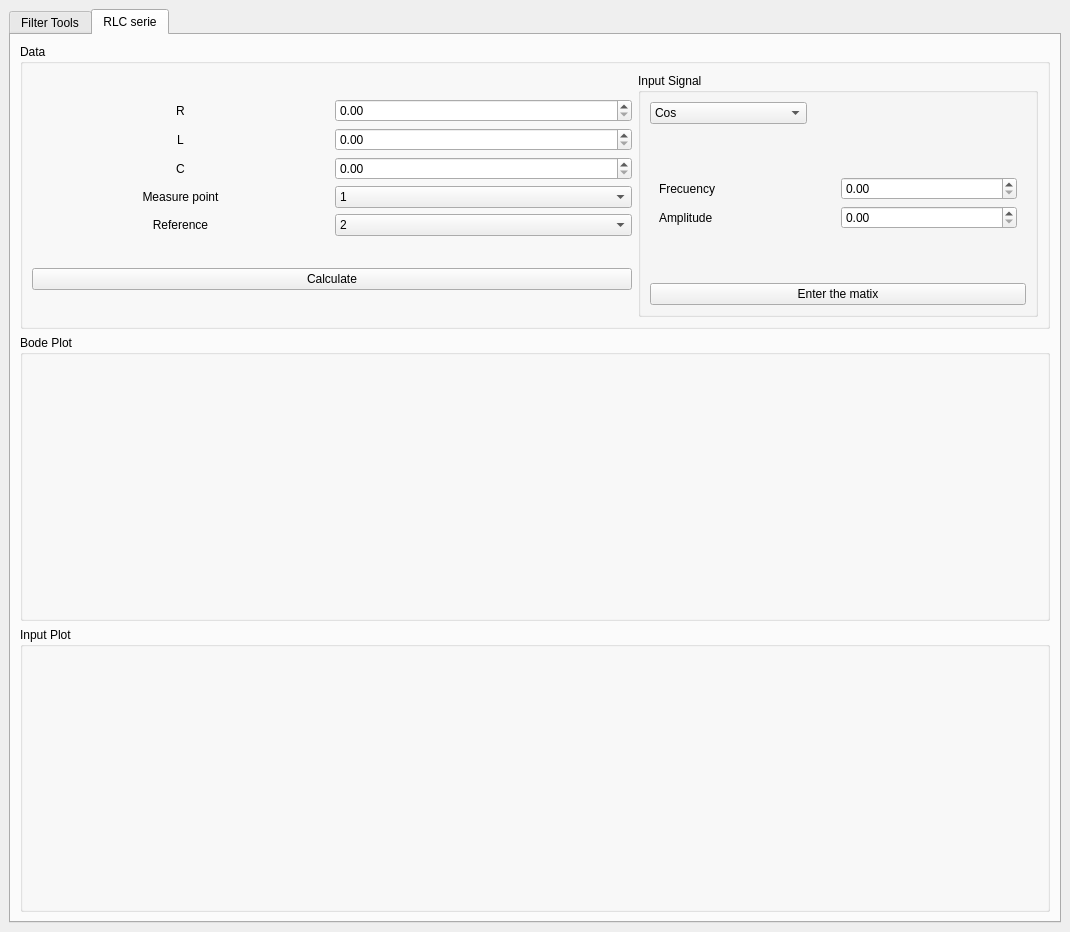
Qt form UI.ui (GullinoAgus/Filter-TOOL-ELECTRO) before a commit.
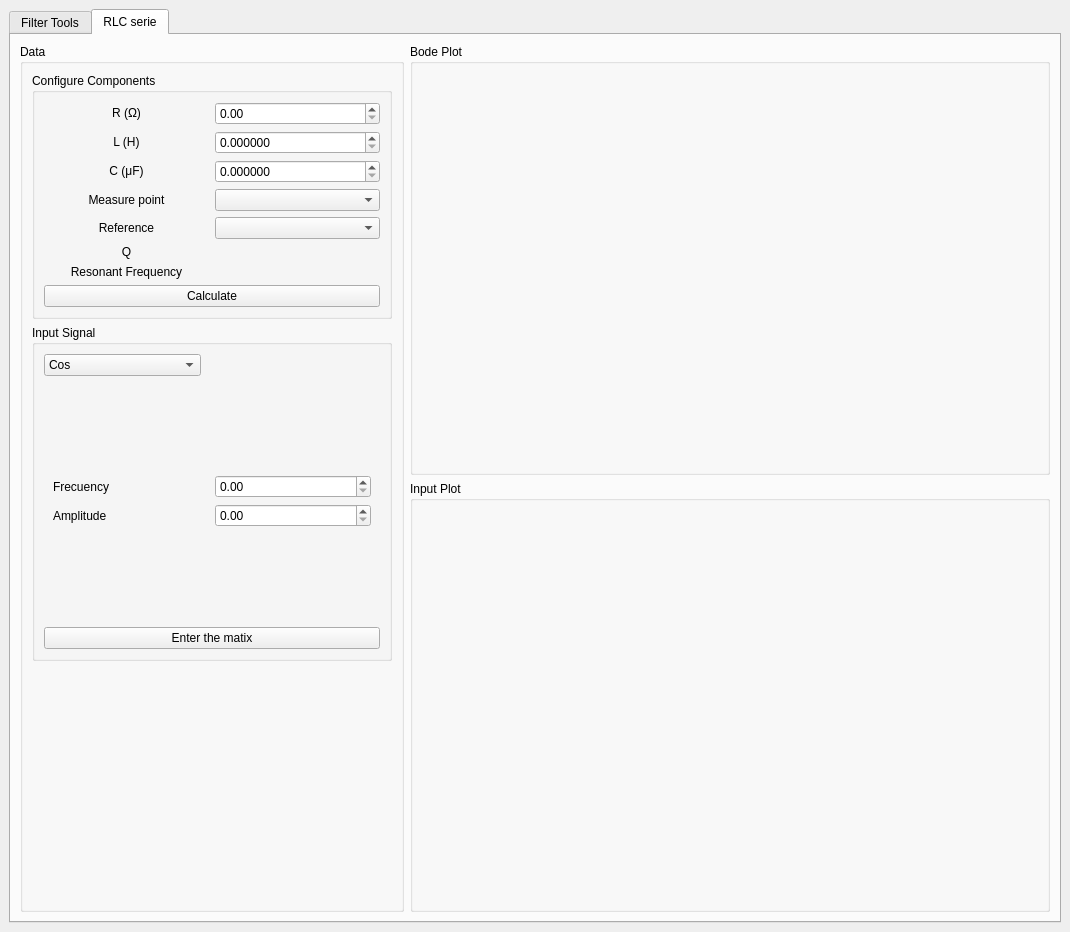
The same form after that commit. The open tabs and pages were chosen to show the change.

The edit to the form file:
```diff
--- a/UI.ui
+++ b/UI.ui
@@ -18,7 +18,7 @@
     <bool>true</bool>
    </property>
    <layout class="QGridLayout" name="gridLayout_2">
-    <item row="0" column="1">
+    <item row="0" column="0">
      <widget class="QTabWidget" name="tabWidget">
       <property name="currentIndex">
        <number>0</number>
@@ -853,64 +853,64 @@
         <string>RLC serie</string>
        </attribute>
        <layout class="QGridLayout" name="gridLayout_18">
-        <item row="2" column="0">
-         <widget class="QGroupBox" name="InputPlotBox">
+        <item row="0" column="1">
+         <layout class="QVBoxLayout" name="verticalLayout_10">
+          <item>
+           <widget class="QGroupBox" name="RLCBodePlotBox">
+            <property name="title">
+             <string>Bode Plot</string>
+            </property>
+            <layout class="QGridLayout" name="gridLayout_25"/>
+           </widget>
+          </item>
+          <item>
+           <widget class="QGroupBox" name="RLCInputPlotBox">
           <property name="title">
            <string>Input Plot</string>
           </property>
           <layout class="QGridLayout" name="gridLayout_26"/>
          </widget>
         </item>
-        <item row="0" column="0">
-         <layout class="QGridLayout" name="RLCLayout">
+         </layout>
+        </item>
           <item row="0" column="0">
            <widget class="QGroupBox" name="groupBox_3">
+          <property name="sizePolicy">
+           <sizepolicy hsizetype="Maximum" vsizetype="Preferred">
+            <horstretch>0</horstretch>
+            <verstretch>0</verstretch>
+           </sizepolicy>
+          </property>
             <property name="title">
              <string>Data</string>
             </property>
-            <layout class="QHBoxLayout" name="horizontalLayout_9">
+          <layout class="QVBoxLayout" name="verticalLayout_9">
              <item>
+            <widget class="QGroupBox" name="groupBox_4">
+             <property name="sizePolicy">
+              <sizepolicy hsizetype="Preferred" vsizetype="Preferred">
+               <horstretch>0</horstretch>
+               <verstretch>0</verstretch>
+              </sizepolicy>
+             </property>
+             <property name="title">
+              <string>Configure Components</string>
+             </property>
+             <layout class="QGridLayout" name="gridLayout_22">
+              <item row="0" column="0">
               <layout class="QVBoxLayout" name="verticalLayout_7">
                <item>
                 <layout class="QGridLayout" name="gridLayout_23">
                  <item row="2" column="0">
                   <widget class="QLabel" name="label_22">
-                   <property name="text">
-                    <string>L</string>
-                   </property>
-                   <property name="alignment">
-                    <set>Qt::AlignCenter</set>
-                   </property>
-                  </widget>
-                 </item>
-                 <item row="4" column="2">
-                  <widget class="QComboBox" name="MeasurPointComboBox">
-                   <item>
+                    <property name="sizePolicy">
+                     <sizepolicy hsizetype="Preferred" vsizetype="Maximum">
+                      <horstretch>0</horstretch>
+                      <verstretch>0</verstretch>
+                     </sizepolicy>
+                    </property>
                     <property name="text">
-                     <string>1</string>
-                    </property>
-                   </item>
-                   <item>
-                    <property name="text">
-                     <string>2</string>
-                    </property>
-                   </item>
-                   <item>
-                    <property name="text">
-                     <string>3</string>
-                    </property>
-                   </item>
-                   <item>
-                    <property name="text">
-                     <string>4</string>
-                    </property>
-                   </item>
-                  </widget>
-                 </item>
-                 <item row="1" column="0">
-                  <widget class="QLabel" name="label_21">
-                   <property name="text">
-                    <string>R</string>
+                     <string>L (H)</string>
                    </property>
                    <property name="alignment">
                     <set>Qt::AlignCenter</set>
@@ -920,7 +920,10 @@
                  <item row="5" column="2">
                   <widget class="QComboBox" name="ReferenceComboBox">
                    <property name="currentIndex">
-                    <number>1</number>
+                     <number>-1</number>
+                    </property>
+                    <property name="placeholderText">
+                     <string>Select point</string>
                    </property>
                    <item>
                     <property name="text">
@@ -946,6 +949,12 @@
                  </item>
                  <item row="5" column="0">
                   <widget class="QLabel" name="label_25">
+                    <property name="sizePolicy">
+                     <sizepolicy hsizetype="Preferred" vsizetype="Maximum">
+                      <horstretch>0</horstretch>
+                      <verstretch>0</verstretch>
+                     </sizepolicy>
+                    </property>
                    <property name="text">
                     <string>Reference</string>
                    </property>
@@ -954,25 +963,64 @@
                    </property>
                   </widget>
                  </item>
-                 <item row="4" column="0">
-                  <widget class="QLabel" name="label_24">
+                  <item row="4" column="2">
+                   <widget class="QComboBox" name="MeasurPointComboBox">
+                    <property name="currentIndex">
+                     <number>-1</number>
+                    </property>
+                    <property name="placeholderText">
+                     <string>Select point</string>
+                    </property>
+                    <item>
                    <property name="text">
-                    <string>Measure point</string>
+                      <string>1</string>
+                     </property>
+                    </item>
+                    <item>
+                     <property name="text">
+                      <string>2</string>
+                     </property>
+                    </item>
+                    <item>
+                     <property name="text">
+                      <string>3</string>
+                     </property>
+                    </item>
+                    <item>
+                     <property name="text">
+                      <string>4</string>
+                     </property>
+                    </item>
+                   </widget>
+                  </item>
+                  <item row="1" column="0">
+                   <widget class="QLabel" name="label_21">
+                    <property name="sizePolicy">
+                     <sizepolicy hsizetype="Preferred" vsizetype="Maximum">
+                      <horstretch>0</horstretch>
+                      <verstretch>0</verstretch>
+                     </sizepolicy>
+                    </property>
+                    <property name="text">
+                     <string>R (Ω)</string>
                    </property>
                    <property name="alignment">
                     <set>Qt::AlignCenter</set>
                    </property>
                   </widget>
                  </item>
-                 <item row="2" column="2">
-                  <widget class="QDoubleSpinBox" name="LvalueDoubleSpinBox">
-                   <property name="maximum">
-                    <double>100000000000000004764729344.000000000000000</double>
+                  <item row="7" column="2">
+                   <widget class="QLabel" name="w0Label">
+                    <property name="text">
+                     <string/>
                    </property>
                   </widget>
                  </item>
                  <item row="3" column="2">
                   <widget class="QDoubleSpinBox" name="CvalueDoubleSpinBox">
+                    <property name="decimals">
+                     <number>6</number>
+                    </property>
                    <property name="maximum">
                     <double>100000000000000004764729344.000000000000000</double>
                    </property>
@@ -981,10 +1029,42 @@
                    </property>
                   </widget>
                  </item>
+                  <item row="2" column="2">
+                   <widget class="QDoubleSpinBox" name="LvalueDoubleSpinBox">
+                    <property name="decimals">
+                     <number>6</number>
+                    </property>
+                    <property name="maximum">
+                     <double>100000000000000004764729344.000000000000000</double>
+                    </property>
+                   </widget>
+                  </item>
                  <item row="3" column="0">
                   <widget class="QLabel" name="label_23">
+                    <property name="sizePolicy">
+                     <sizepolicy hsizetype="Preferred" vsizetype="Maximum">
+                      <horstretch>0</horstretch>
+                      <verstretch>0</verstretch>
+                     </sizepolicy>
+                    </property>
                    <property name="text">
-                    <string>C</string>
+                     <string>C (μF)</string>
+                    </property>
+                    <property name="alignment">
+                     <set>Qt::AlignCenter</set>
+                    </property>
+                   </widget>
+                  </item>
+                  <item row="4" column="0">
+                   <widget class="QLabel" name="label_24">
+                    <property name="sizePolicy">
+                     <sizepolicy hsizetype="Preferred" vsizetype="Maximum">
+                      <horstretch>0</horstretch>
+                      <verstretch>0</verstretch>
+                     </sizepolicy>
+                    </property>
+                    <property name="text">
+                     <string>Measure point</string>
                    </property>
                    <property name="alignment">
                     <set>Qt::AlignCenter</set>
@@ -993,11 +1073,56 @@
                  </item>
                  <item row="1" column="2">
                   <widget class="QDoubleSpinBox" name="RvalueDoubleSpinBox">
+                    <property name="sizePolicy">
+                     <sizepolicy hsizetype="Minimum" vsizetype="Fixed">
+                      <horstretch>0</horstretch>
+                      <verstretch>0</verstretch>
+                     </sizepolicy>
+                    </property>
                    <property name="maximum">
                     <double>100000000000000004764729344.000000000000000</double>
                    </property>
                   </widget>
                  </item>
+                  <item row="6" column="2">
+                   <widget class="QLabel" name="QLabel">
+                    <property name="text">
+                     <string/>
+                    </property>
+                   </widget>
+                  </item>
+                  <item row="6" column="0">
+                   <widget class="QLabel" name="label_36">
+                    <property name="sizePolicy">
+                     <sizepolicy hsizetype="Preferred" vsizetype="Maximum">
+                      <horstretch>0</horstretch>
+                      <verstretch>0</verstretch>
+                     </sizepolicy>
+                    </property>
+                    <property name="text">
+                     <string>Q</string>
+                    </property>
+                    <property name="alignment">
+                     <set>Qt::AlignCenter</set>
+                    </property>
+                   </widget>
+                  </item>
+                  <item row="7" column="0">
+                   <widget class="QLabel" name="label_34">
+                    <property name="sizePolicy">
+                     <sizepolicy hsizetype="Preferred" vsizetype="Maximum">
+                      <horstretch>0</horstretch>
+                      <verstretch>0</verstretch>
+                     </sizepolicy>
+                    </property>
+                    <property name="text">
+                     <string>Resonant Frequency</string>
+                    </property>
+                    <property name="alignment">
+                     <set>Qt::AlignCenter</set>
+                    </property>
+                   </widget>
+                  </item>
                 </layout>
                </item>
                <item>
@@ -1009,10 +1134,13 @@
                </item>
               </layout>
              </item>
+             </layout>
+            </widget>
+           </item>
              <item>
               <widget class="QGroupBox" name="groupBox_7">
                <property name="sizePolicy">
-                <sizepolicy hsizetype="Preferred" vsizetype="Preferred">
+              <sizepolicy hsizetype="Maximum" vsizetype="Preferred">
                  <horstretch>0</horstretch>
                  <verstretch>0</verstretch>
                 </sizepolicy>
@@ -1253,19 +1381,23 @@
               </widget>
              </item>
              <item>
-              <layout class="QGridLayout" name="Layout4RLCimage"/>
-             </item>
-            </layout>
-           </widget>
-          </item>
-         </layout>
-        </item>
+            <layout class="QGridLayout" name="Layout4RLCimage">
         <item row="1" column="0">
-         <widget class="QGroupBox" name="BodePlotBox_2">
-          <property name="title">
-           <string>Bode Plot</string>
-          </property>
-          <layout class="QGridLayout" name="gridLayout_25"/>
+              <widget class="QLabel" name="RLCImage">
+               <property name="sizePolicy">
+                <sizepolicy hsizetype="Preferred" vsizetype="Preferred">
+                 <horstretch>0</horstretch>
+                 <verstretch>0</verstretch>
+                </sizepolicy>
+               </property>
+               <property name="text">
+                <string/>
+               </property>
+              </widget>
+             </item>
+            </layout>
+           </item>
+          </layout>
          </widget>
         </item>
        </layout>
```
Left out of the diff: 63 changed lines with no effect on the pictures. Lines whose indentation alone changed are shown as unchanged.
